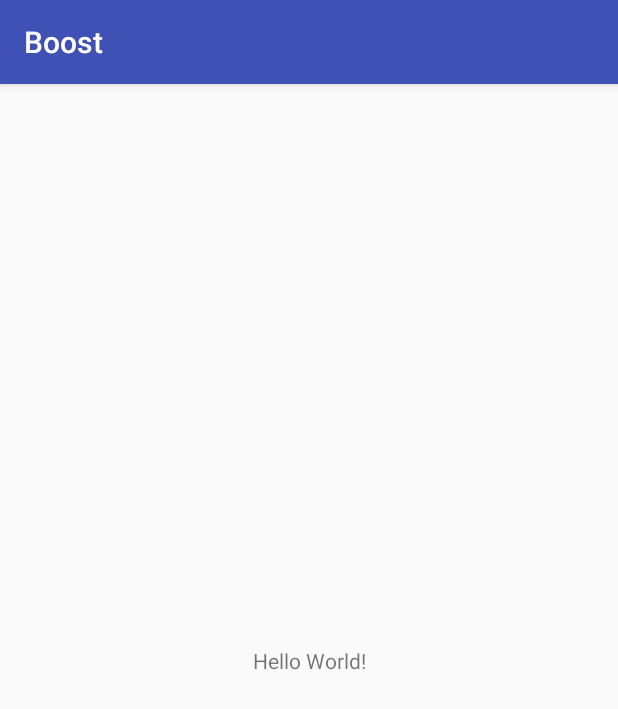
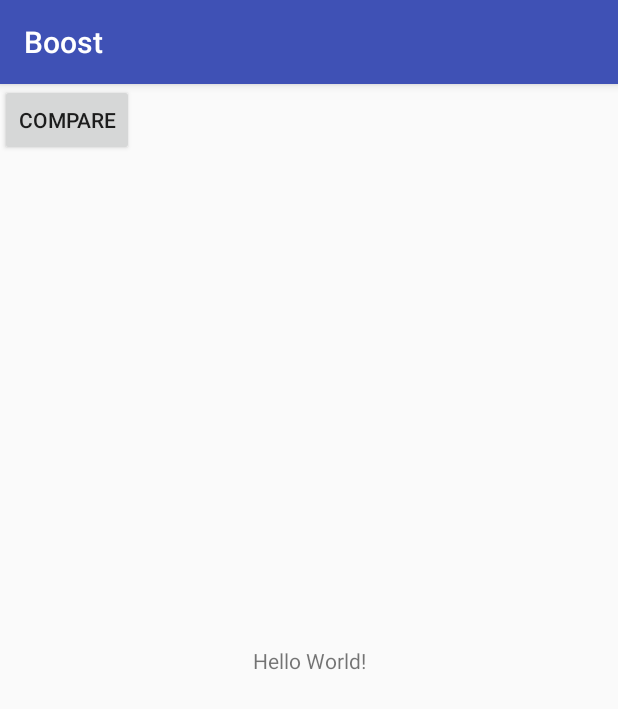
Before and after one commit to stanley9966/Boost, an Android app: the screen it shows after launch (MainScreenActivity), on a phone screen of 412 x 824 dp. Shown: the top 709 px of the screen. Run offline under Robolectric (Android 15) with nearby library versions, the phone set to English and light mode, and no system bars.

```diff
--- a/app/src/main/AndroidManifest.xml
+++ b/app/src/main/AndroidManifest.xml
@@ -1,6 +1,8 @@
 <?xml version="1.0" encoding="utf-8"?>
 <manifest xmlns:android="http://schemas.android.com/apk/res/android"
     package="com.example.android.boost">
+
+    <uses-permission android:name="android.permission.INTERNET" />
 
     <application
         android:allowBackup="true"
--- a/app/src/main/java/com/example/android/boost/MainScreenActivity.java
+++ b/app/src/main/java/com/example/android/boost/MainScreenActivity.java
@@ -2,12 +2,35 @@ package com.example.android.boost;
 
 import android.support.v7.app.AppCompatActivity;
 import android.os.Bundle;
+import android.view.View;
+import android.widget.Button;
+
+import java.net.URL;
 
 public class MainScreenActivity extends AppCompatActivity {
+
+    private static final String REGION = "na1";
+    private static final String URL_QUERY = "https://na1.api.riotgames.com/lol/summoner/v3/summoners/by-name/";
+    private static final String SUMMONER_NAME = "Ankspankin";
+    private static final String TEMP_API_KEY = "RGAPI-f2f43144-ec93-4ef9-bf47-a7fa80d68ee8";
+    private static final String SUMMONER_ID = "200612155";
 
     @Override
     protected void onCreate(Bundle savedInstanceState) {
         super.onCreate(savedInstanceState);
         setContentView(R.layout.activity_main_screen);
+
+        Button connectButton = (Button) findViewById(R.id.connect_button);
+        connectButton.setOnClickListener(new View.OnClickListener() {
+            @Override
+            public void onClick(View view) {
+                try {   // creating url with api_key... dunno if need
+                    URL endpoint = new URL(URL_QUERY + SUMMONER_NAME + "?api_key=" + TEMP_API_KEY);
+                    new ConnectToServerTask().execute(endpoint);
+                } catch (Exception e) {
+                    e.printStackTrace();
+                }
+            }
+        });
     }
 }
--- a/app/src/main/res/layout/activity_main_screen.xml
+++ b/app/src/main/res/layout/activity_main_screen.xml
@@ -15,4 +15,10 @@
         app:layout_constraintRight_toRightOf="parent"
         app:layout_constraintTop_toTopOf="parent" />
 
+    <Button
+        android:layout_width="wrap_content"
+        android:layout_height="wrap_content"
+        android:text="@string/compare_button"
+        android:id="@+id/connect_button"/>
+
 </android.support.constraint.ConstraintLayout>
--- a/app/src/main/res/values/strings.xml
+++ b/app/src/main/res/values/strings.xml
@@ -1,3 +1,4 @@
 <resources>
     <string name="app_name">Boost</string>
+    <string name="compare_button">Compare</string>
 </resources>
```
Also changed, not shown: app/src/main/java/com/example/android/boost/ConnectToServerTask.java (added, +68 -0 lines).
